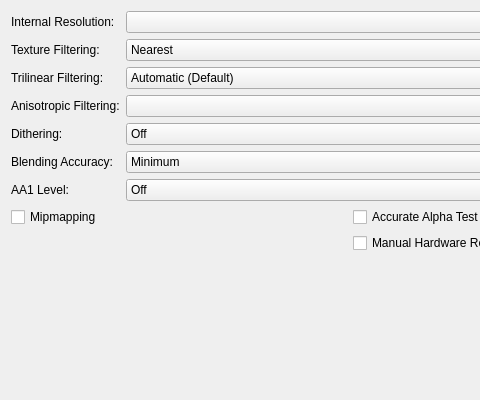
Qt form pcsx2-qt/Settings/GraphicsHardwareRenderingSettingsTab.ui (TJnotJT/pcsx2) before a commit; both pictures show x 0 to 480 and y 0 to 400 of the 700 by 400 pixel window.
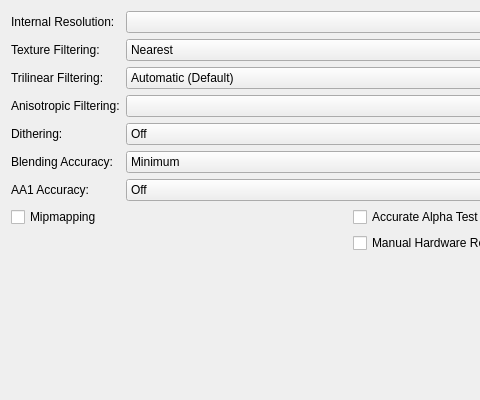
The same form after that commit.

Commit message: fix GUI help for AA1. fix equality checking of GSOptions AA1.

The edit to the form file:
```diff
--- a/pcsx2-qt/Settings/GraphicsHardwareRenderingSettingsTab.ui
+++ b/pcsx2-qt/Settings/GraphicsHardwareRenderingSettingsTab.ui
@@ -180,7 +180,7 @@
    <item row="6" column="0">
     <widget class="QLabel" name="hwAA1Label">
      <property name="text">
-      <string>AA1 Level:</string>
+      <string>AA1 Accuracy:</string>
      </property>
      <property name="buddy">
       <cstring>hwAA1</cstring>
```
The commit also changes 2 other files.
